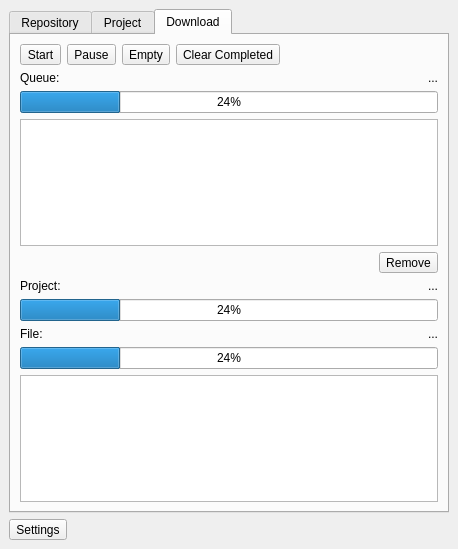
Riverscapes/RiverscapesToolbar, file dockwidget.ui: the form before one commit.
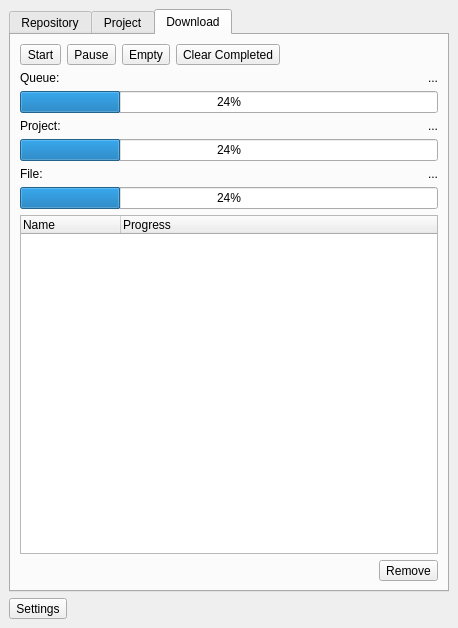
The form after the commit.

Patch:
```diff
--- a/dockwidget.ui
+++ b/dockwidget.ui
@@ -7,13 +7,13 @@
     <x>0</x>
     <y>0</y>
     <width>458</width>
-    <height>549</height>
+    <height>628</height>
    </rect>
   </property>
   <property name="minimumSize">
    <size>
     <width>336</width>
-    <height>549</height>
+    <height>628</height>
    </size>
   </property>
   <property name="windowTitle">
@@ -228,43 +228,6 @@
           </property>
          </widget>
         </item>
-        <item>
-         <widget class="QListWidget" name="lstProject">
-          <property name="alternatingRowColors">
-           <bool>true</bool>
-          </property>
-          <property name="selectionMode">
-           <enum>QAbstractItemView::MultiSelection</enum>
-          </property>
-          <property name="selectionBehavior">
-           <enum>QAbstractItemView::SelectRows</enum>
-          </property>
-         </widget>
-        </item>
-        <item>
-         <layout class="QHBoxLayout" name="horizontalLayout_7">
-          <item>
-           <spacer name="horizontalSpacer_4">
-            <property name="orientation">
-             <enum>Qt::Horizontal</enum>
-            </property>
-            <property name="sizeHint" stdset="0">
-             <size>
-              <width>40</width>
-              <height>20</height>
-             </size>
-            </property>
-           </spacer>
-          </item>
-          <item>
-           <widget class="QToolButton" name="btnProjectRemove">
-            <property name="text">
-             <string>Remove</string>
-            </property>
-           </widget>
-          </item>
-         </layout>
-        </item>
         <item>
          <layout class="QHBoxLayout" name="horizontalLayout_4">
           <item>
@@ -322,15 +285,43 @@
          </widget>
         </item>
         <item>
-         <widget class="QListWidget" name="lstFiles">
-          <property name="alternatingRowColors">
-           <bool>true</bool>
-          </property>
-          <property name="selectionMode">
-           <enum>QAbstractItemView::NoSelection</enum>
-          </property>
+         <widget class="QTreeWidget" name="treeProjQueue">
+          <column>
+           <property name="text">
+            <string>Name</string>
+           </property>
+          </column>
+          <column>
+           <property name="text">
+            <string>Progress</string>
+           </property>
+          </column>
          </widget>
         </item>
+        <item>
+         <layout class="QHBoxLayout" name="horizontalLayout_7">
+          <item>
+           <spacer name="horizontalSpacer_4">
+            <property name="orientation">
+             <enum>Qt::Horizontal</enum>
+            </property>
+            <property name="sizeHint" stdset="0">
+             <size>
+              <width>40</width>
+              <height>20</height>
+             </size>
+            </property>
+           </spacer>
+          </item>
+          <item>
+           <widget class="QToolButton" name="btnProjectRemove">
+            <property name="text">
+             <string>Remove</string>
+            </property>
+           </widget>
+          </item>
+         </layout>
+        </item>
        </layout>
       </widget>
      </widget>
```
